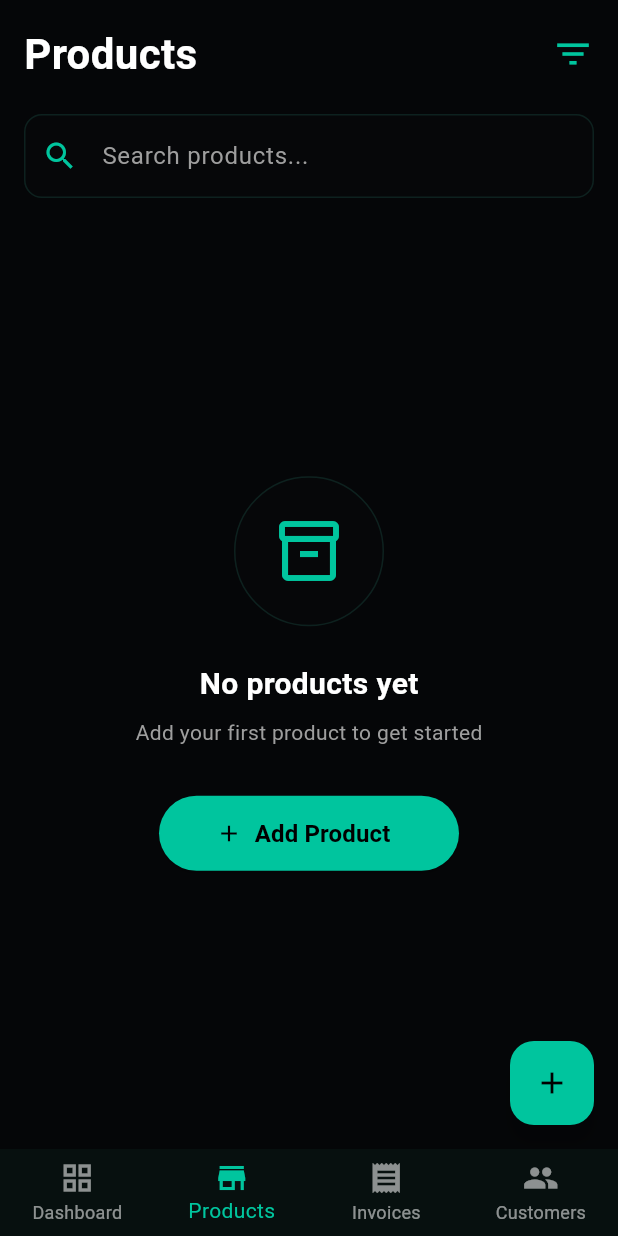
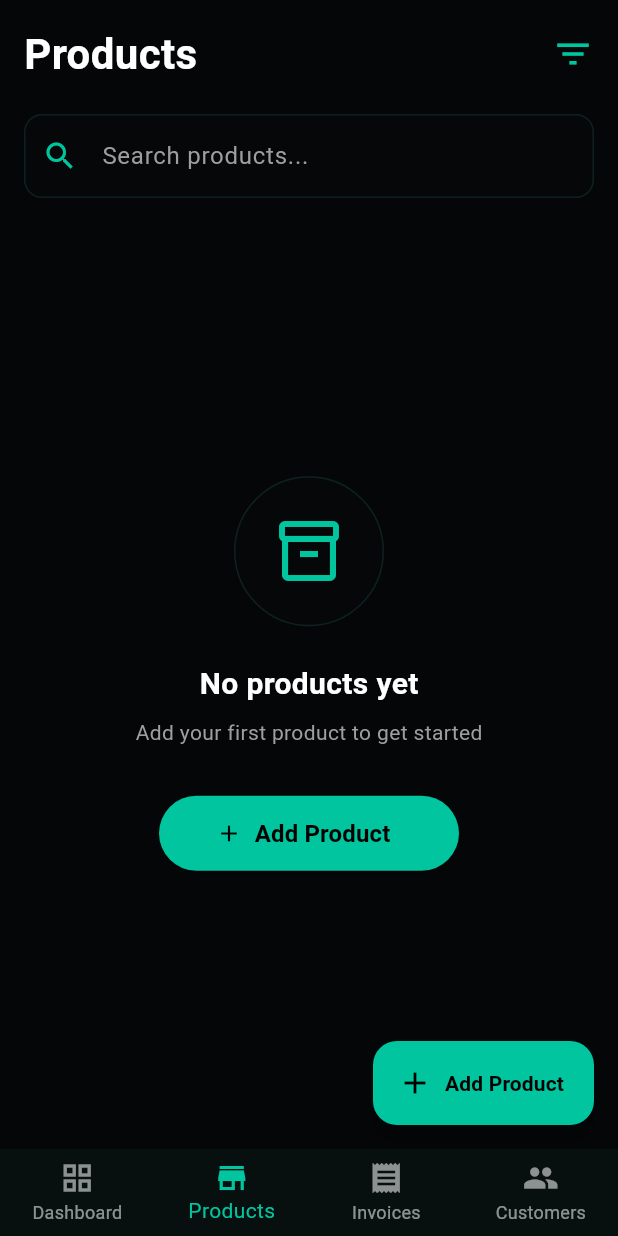
Before and after one commit to thomasmartinoa/billing_app, a Flutter app: the HomeScreen screen opened directly, item 2 of the bottom bar chosen, on a phone screen of 412 x 824 dp. Run offline on Flutter 3.47's test engine with Material 3 defaults, Android fonts, the phone set to English and light mode, and no system bars; our stand-ins replace cloud_firestore, firebase_auth, firebase_core, google_sign_in; accounts and stored records are empty.

Commit message:
fixed UI

```diff
--- a/lib/screens/customer_list_screen.dart
+++ b/lib/screens/customer_list_screen.dart
@@ -147,7 +147,7 @@ class _CustomerListScreenState extends State<CustomerListScreen> {
       ),
 
       // --- Floating Action Button ---
-      floatingActionButton: FloatingActionButton(
+      floatingActionButton: FloatingActionButton.extended(
         onPressed: () {
           Navigator.push(
             context,
@@ -155,7 +155,11 @@ class _CustomerListScreenState extends State<CustomerListScreen> {
           );
         },
         backgroundColor: accentColor,
-        child: const Icon(Icons.add, color: Colors.black),
+        icon: const Icon(Icons.add, color: Colors.black),
+        label: const Text(
+          'Add Customer',
+          style: TextStyle(color: Colors.black, fontWeight: FontWeight.bold),
+        ),
       ),
     );
   }
--- a/lib/screens/home_screen.dart
+++ b/lib/screens/home_screen.dart
@@ -94,7 +94,8 @@ class _HomeScreenState extends State<HomeScreen> {
                   MaterialPageRoute(builder: (_) => CreateInvoiceScreen()),
                 ).then((_) => _loadStats());
               },
-              label: Text("New Invoice", style: TextStyle(color: Colors.black)),
+              backgroundColor: Color(0xFF00C59E),
+              label: Text("New Invoice", style: TextStyle(color: Colors.black, fontWeight: FontWeight.bold)),
               icon: Icon(Icons.add, color: Colors.black),
             )
           : null,
--- a/lib/screens/prodscrn.dart
+++ b/lib/screens/prodscrn.dart
@@ -146,7 +146,7 @@ class _ProductListScreenState extends State<ProductListScreen> {
       ),
 
       // --- 4. Floating Action Button (Bottom Right) ---
-      floatingActionButton: FloatingActionButton(
+      floatingActionButton: FloatingActionButton.extended(
         onPressed: () {
           Navigator.push(
             context,
@@ -154,7 +154,11 @@ class _ProductListScreenState extends State<ProductListScreen> {
           );
         },
         backgroundColor: accentColor,
-        child: const Icon(Icons.add, color: Colors.black),
+        icon: const Icon(Icons.add, color: Colors.black),
+        label: const Text(
+          'Add Product',
+          style: TextStyle(color: Colors.black, fontWeight: FontWeight.bold),
+        ),
       ),
     );
   }
```
